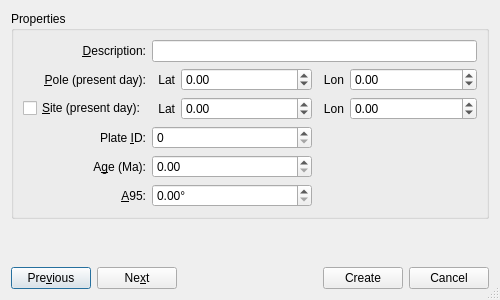
First picture: the form in src/qt-widgets/CreateVGPDialogUi.ui, repository GPlates/GPlates, before the edit.
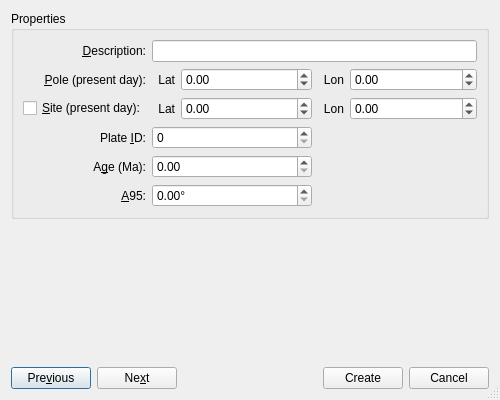
Second picture: the form after the edit.

```diff
--- a/src/qt-widgets/CreateVGPDialogUi.ui
+++ b/src/qt-widgets/CreateVGPDialogUi.ui
@@ -1,12 +1,12 @@
 <ui version="4.0" >
  <class>CreateVGPDialog</class>
- <widget class="QDialog" name="CreateVGPDialog" >
-  <property name="geometry" >
+ <widget class="QDialog" name="CreateVGPDialog">
+  <property name="geometry">
    <rect>
     <x>0</x>
     <y>0</y>
     <width>500</width>
-    <height>300</height>
+    <height>400</height>
    </rect>
   </property>
   <property name="windowTitle" >
```
Left out of the diff: 271 changed lines with no effect on the pictures.
